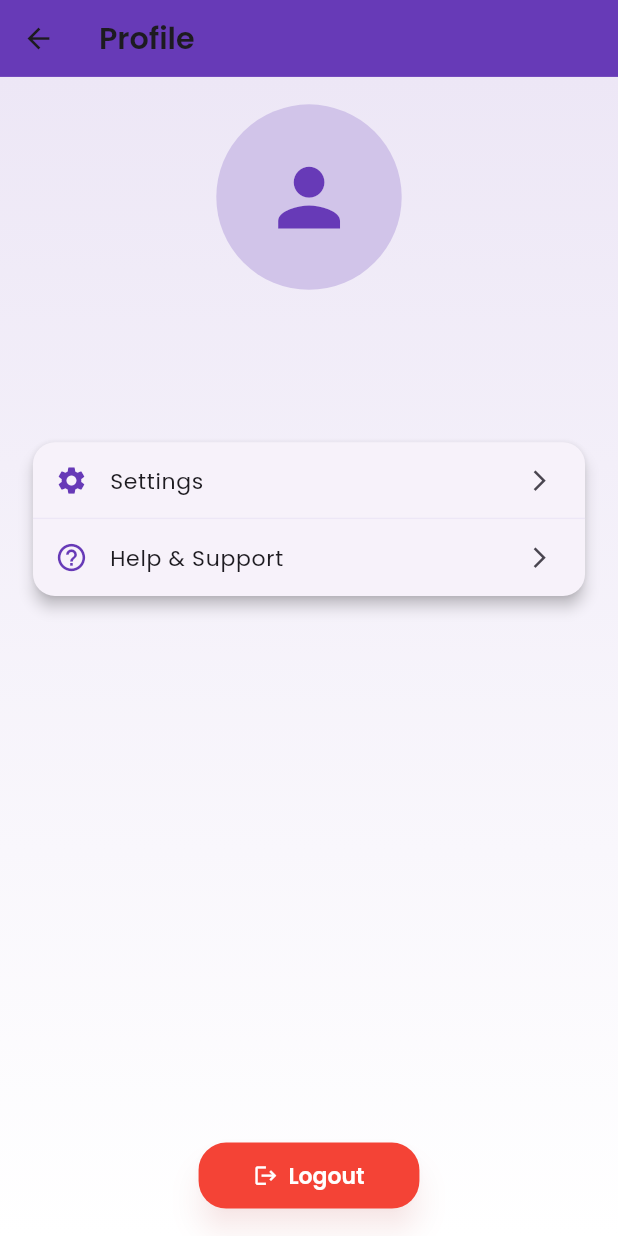
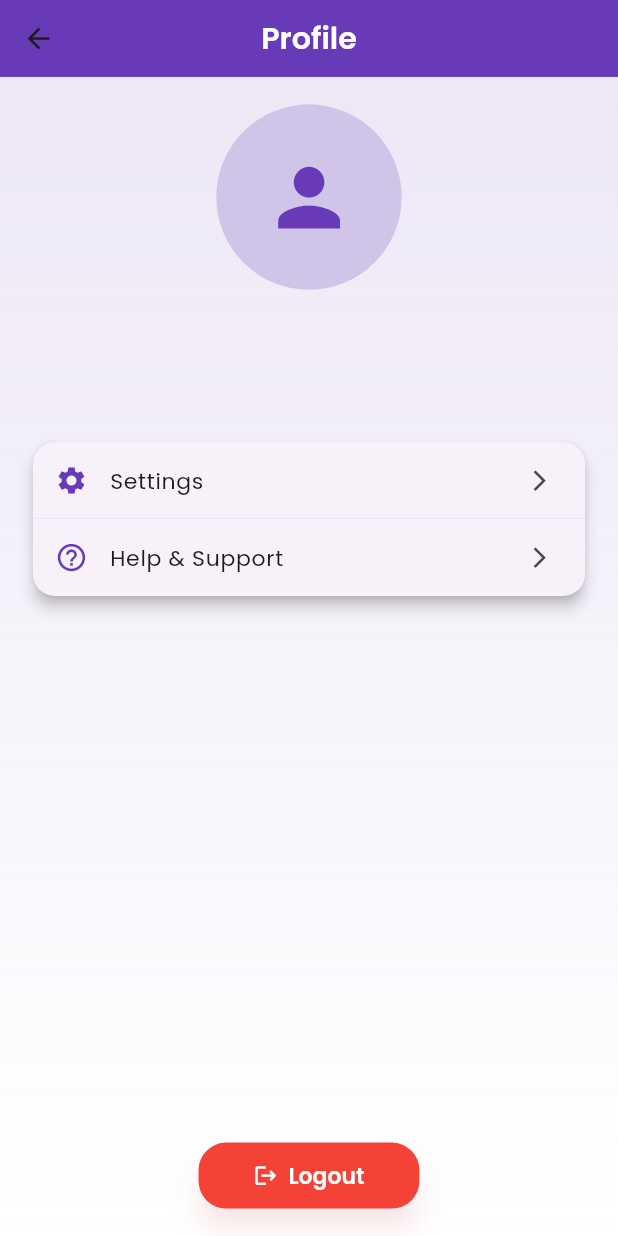
Before and after one commit to Jegan004/FuseBill, a Flutter app: the ProfileScreen screen opened by its route, on a phone screen of 412 x 824 dp. Run offline on Flutter 3.47's test engine with Material 3 defaults, Android fonts, the phone set to English and light mode, and no system bars; our stand-ins replace cloud_firestore, firebase_auth, firebase_core, google_fonts, responsive_framework; accounts and stored records are empty.

Commit message:
UPDATED CODE

```diff
--- a/lib/screens/profile_screen.dart
+++ b/lib/screens/profile_screen.dart
@@ -45,9 +45,13 @@
 
     return Scaffold(
       appBar: AppBar(
+        centerTitle: true,
         title: Text(
           "Profile",
-          style: GoogleFonts.poppins(fontWeight: FontWeight.w600),
+          style: GoogleFonts.poppins(
+            fontWeight: FontWeight.w600,
+            color: Colors.white,
+          ),
         ),
         backgroundColor: Colors.deepPurple,
       ),
```
Also changed, not shown: lib/screens/notifications_screen.dart (+37 -5 lines), 7 other files.
